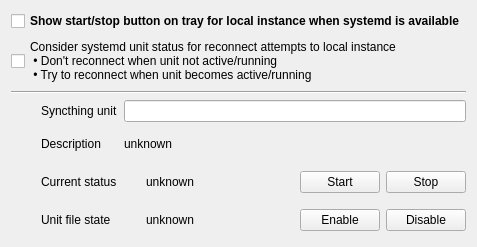
This is widgets/settings/systemdoptionpage.ui in Martchus/syncthingtray as Qt 5 draws it before an edit. The edited form follows.
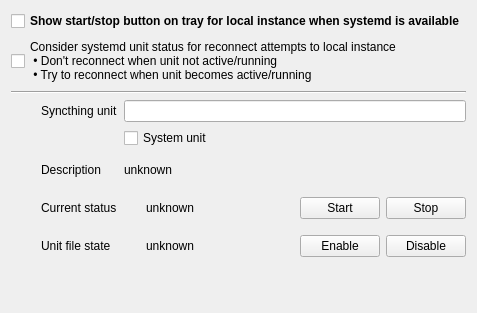
This is the edited form. Icons and pictures are not drawn. Custom widgets are drawn as their Qt base class.

Commit message:
Overhaul systemd integration, support system-wide units
* Lazy initialize systemd interface and don't initialize it
  at all if the unit name is empty
* Allow to supervise/control system-wide units in addition to
  user units (see https://github.com/Martchus/syncthingtray/issues/61)
* Avoid redundant code

What changed in the file:
```diff
--- a/widgets/settings/systemdoptionpage.ui
+++ b/widgets/settings/systemdoptionpage.ui
@@ -66,7 +66,7 @@
       <item row="0" column="1">
        <widget class="QtUtilities::ClearLineEdit" name="syncthingUnitLineEdit"/>
       </item>
-      <item row="1" column="0">
+      <item row="2" column="0">
        <widget class="QLabel" name="descriptionLabel">
         <property name="sizePolicy">
          <sizepolicy hsizetype="Preferred" vsizetype="Expanding">
@@ -74,17 +74,23 @@
           <verstretch>0</verstretch>
          </sizepolicy>
         </property>
+        <property name="minimumSize">
+         <size>
+          <width>0</width>
+          <height>32</height>
+         </size>
+        </property>
         <property name="text">
          <string>Description</string>
         </property>
        </widget>
       </item>
-      <item row="1" column="1">
+      <item row="2" column="1">
        <layout class="QHBoxLayout" name="descriptionHorizontalLayout">
         <item>
          <widget class="QLabel" name="descriptionValueLabel">
           <property name="sizePolicy">
-           <sizepolicy hsizetype="MinimumExpanding" vsizetype="Preferred">
+           <sizepolicy hsizetype="Expanding" vsizetype="Minimum">
             <horstretch>0</horstretch>
             <verstretch>0</verstretch>
            </sizepolicy>
@@ -102,7 +108,7 @@
         </item>
        </layout>
       </item>
-      <item row="2" column="0">
+      <item row="3" column="0">
        <widget class="QLabel" name="statusLabel">
         <property name="sizePolicy">
          <sizepolicy hsizetype="Preferred" vsizetype="Expanding">
@@ -115,7 +121,7 @@
         </property>
        </widget>
       </item>
-      <item row="2" column="1">
+      <item row="3" column="1">
        <layout class="QHBoxLayout" name="statusHorizontalLayout">
         <item>
          <widget class="QWidget" name="statusIndicator" native="true">
@@ -179,7 +185,7 @@
         </item>
        </layout>
       </item>
-      <item row="3" column="0">
+      <item row="4" column="0">
        <widget class="QLabel" name="unitFileStateLabel">
         <property name="sizePolicy">
          <sizepolicy hsizetype="Preferred" vsizetype="Expanding">
@@ -192,7 +198,7 @@
         </property>
        </widget>
       </item>
-      <item row="3" column="1">
+      <item row="4" column="1">
        <layout class="QHBoxLayout" name="unitFileStateHorizontalLayout">
         <item>
          <widget class="QWidget" name="enabledIndicator" native="true">
@@ -256,9 +262,29 @@
         </item>
        </layout>
       </item>
+      <item row="1" column="1">
+       <widget class="QCheckBox" name="systemUnitCheckBox">
+        <property name="text">
+         <string>System unit</string>
+        </property>
+       </widget>
+      </item>
      </layout>
     </widget>
    </item>
+   <item>
+    <spacer name="verticalSpacer">
+     <property name="orientation">
+      <enum>Qt::Vertical</enum>
+     </property>
+     <property name="sizeHint" stdset="0">
+      <size>
+       <width>20</width>
+       <height>40</height>
+      </size>
+     </property>
+    </spacer>
+   </item>
   </layout>
  </widget>
  <customwidgets>
```
The commit also changes 8 other files.
